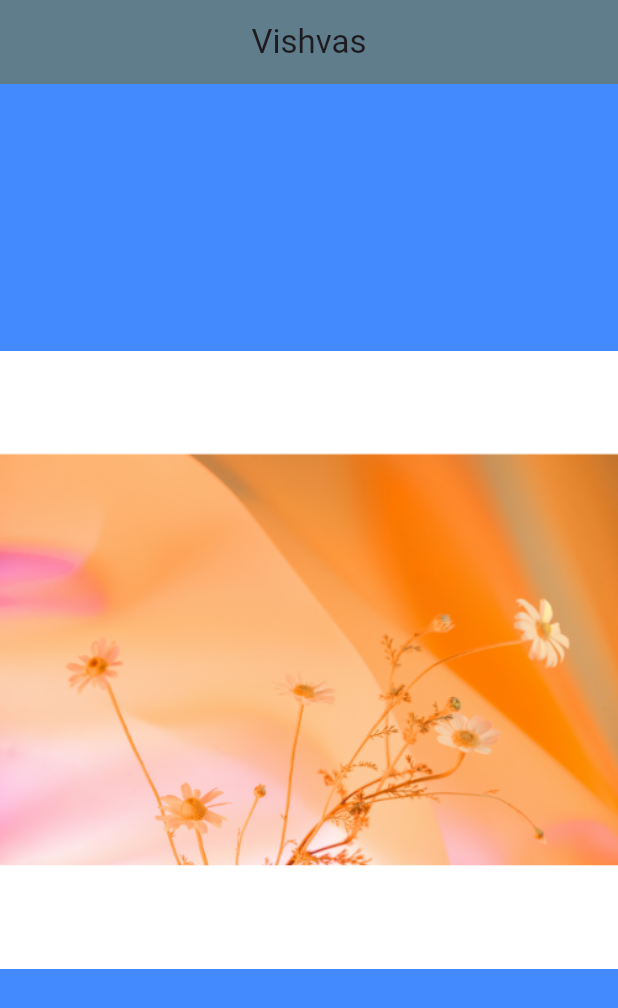
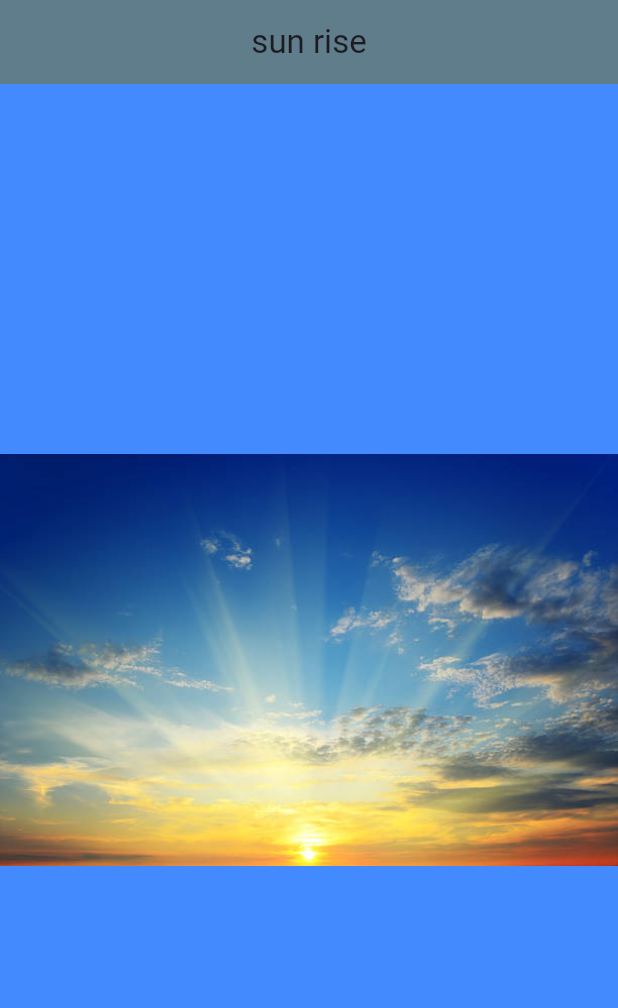
Before and after one commit to vishvas357/myprojects, a Flutter app: the screen it shows after launch, on a phone screen of 412 x 824 dp. Shown: the top 1008 px of the screen. Run offline on Flutter 3.47's test engine with Material 3 defaults, Android fonts, the light colour scheme and no system bars.

```diff
--- a/lib/main.dart
+++ b/lib/main.dart
@@ -9,12 +9,12 @@ void main() {
         backgroundColor: Colors.blueAccent,
         appBar: AppBar(
           centerTitle: true,
-          title: Text("Vishvas"),
+          title: Text("sun rise"),
           backgroundColor: Colors.blueGrey,
         ),
         body: const Center(
           child: Image(
-            image: AssetImage("images/flower.png"),
+            image: AssetImage("images/l.jpg"),
           ),
         ),
       ),
--- a/pubspec.yaml
+++ b/pubspec.yaml
@@ -25,4 +25,4 @@ flutter:
 
   uses-material-design: true
   assets:
-    - images/flower.png
+    - images/
```
Also changed, not shown: images/j.jpeg (added), images/l.jpg (added), images/vn.jpg (added), 6 other files.
